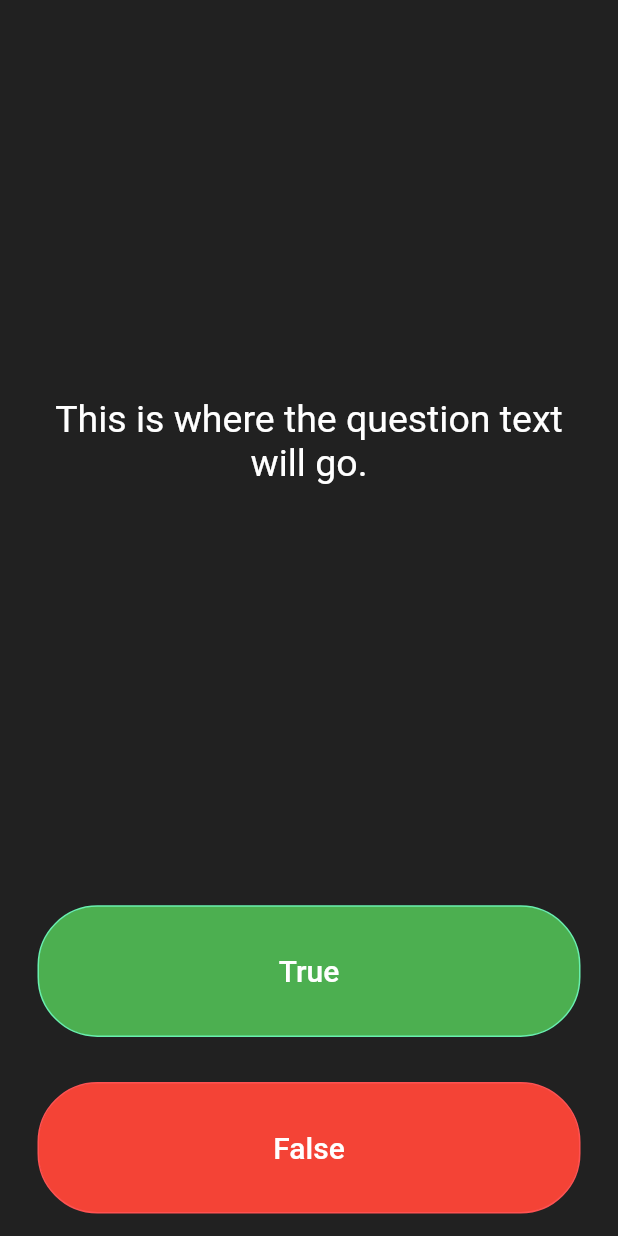
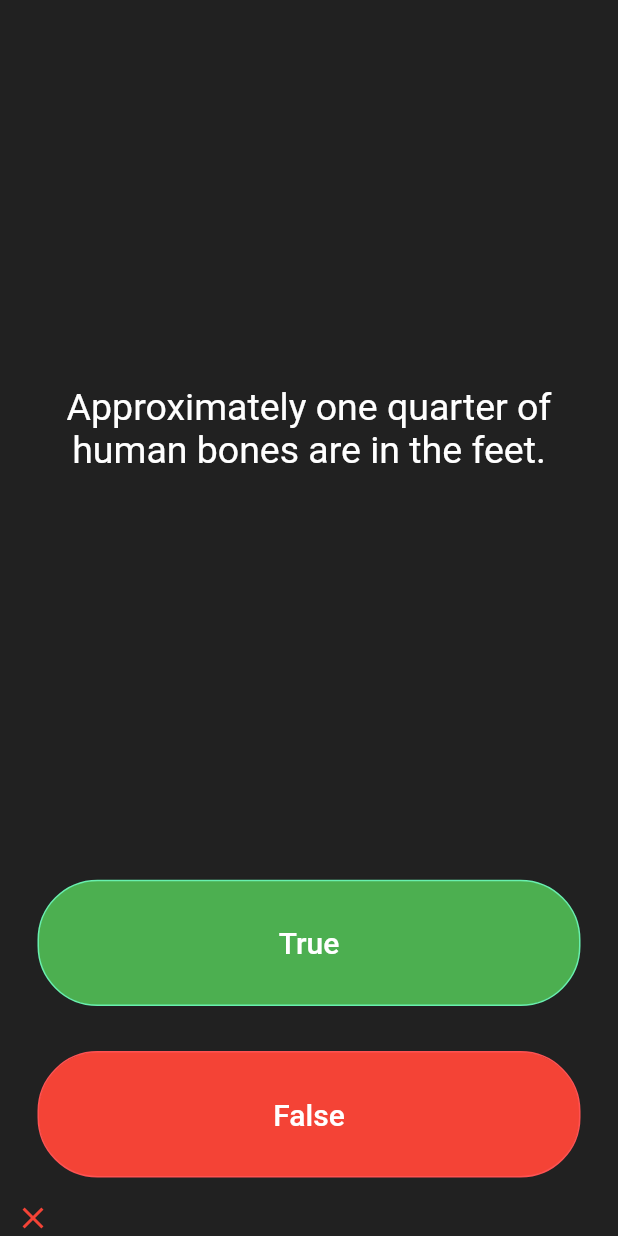
Before and after one commit to tuhinssam/Quizee-flutter-app, a Flutter app: the screen it shows after launch, after a tap on "True", on a phone screen of 412 x 824 dp. Run offline on Flutter 3.47's test engine with Material 2 defaults, Android fonts, the phone set to English and light mode, and no system bars; our stand-ins replace rflutter_alert.

Commit message:
near to complete code

```diff
--- /dev/null
+++ b/lib/Question.dart
@@ -0,0 +1,8 @@
+class Question {
+  String question;
+  bool answer;
+  Question({String q, bool a}) {
+    question = q;
+    answer = a;
+  }
+}
--- a/lib/main.dart
+++ b/lib/main.dart
@@ -1,4 +1,6 @@
 import 'package:flutter/material.dart';
+import 'package:quizzler/Question.dart';
+import 'package:rflutter_alert/rflutter_alert.dart';
 
 void main() => runApp(Quizzler());
 
@@ -25,6 +27,17 @@ class QuizPage extends StatefulWidget {
 }
 
 class _QuizPageState extends State<QuizPage> {
+  List<Icon> scoreKeeper = [];
+  List<Question> questionList = [
+    Question(q: 'You can lead a cow down stairs but not up stairs.', a: false),
+    Question(
+        q: 'Approximately one quarter of human bones are in the feet.',
+        a: true),
+    Question(q: 'A slug\'s blood is green.', a: true)
+  ];
+  int questionNum = 0;
+  int correctAnsNum = 0;
+
   @override
   Widget build(BuildContext context) {
     return Column(
@@ -37,7 +50,9 @@ class _QuizPageState extends State<QuizPage> {
             padding: EdgeInsets.all(10.0),
             child: Center(
               child: Text(
-                'This is where the question text will go.',
+                questionNum > questionList.length - 1
+                    ? questionList[0].question
+                    : questionList[questionNum].question,
                 textAlign: TextAlign.center,
                 style: TextStyle(
                   fontSize: 25.0,
@@ -68,7 +83,31 @@ class _QuizPageState extends State<QuizPage> {
                   ),
                 ),
                 onPressed: () {
-                  //code here
+                  setState(() {
+                    if (questionNum <= questionList.length - 1) {
+                      if (questionList[questionNum].answer == true) {
+                        scoreKeeper.add(Icon(Icons.check, color: Colors.green));
+                        correctAnsNum++;
+                      } else {
+                        scoreKeeper.add(Icon(Icons.close, color: Colors.red));
+                      }
+                      questionNum++;
+                    } else {
+                      int score =
+                          (correctAnsNum * 100 / questionList.length).round();
+                      print(
+                          'You have reached end of the quiz. Your Score: $score%');
+                      Alert(
+                        context: context,
+                        title: "Alert!",
+                        desc:
+                            "You have reached end of the quiz. Your Score: $score%",
+                      ).show();
+                      scoreKeeper = [];
+                      questionNum = 0;
+                      correctAnsNum = 0;
+                    }
+                  });
                 },
               ),
             ),
@@ -95,12 +134,39 @@ class _QuizPageState extends State<QuizPage> {
                   ),
                 ),
                 onPressed: () {
-                  //playMusic(noteNum);
+                  setState(() {
+                    if (questionNum <= questionList.length - 1) {
+                      if (questionList[questionNum].answer == false) {
+                        scoreKeeper.add(Icon(Icons.check, color: Colors.green));
+                        correctAnsNum++;
+                      } else {
+                        scoreKeeper.add(Icon(Icons.close, color: Colors.red));
+                      }
+                      questionNum++;
+                    } else {
+                      int score =
+                          (correctAnsNum * 100 / questionList.length).round();
+                      print(
+                          'You have reached end of the quiz. Your Score: $score%');
+                      Alert(
+                        context: context,
+                        title: "Alert!",
+                        desc:
+                            "You have reached end of the quiz. Your Score: $score%",
+                      ).show();
+                      scoreKeeper = [];
+                      questionNum = 0;
+                      correctAnsNum = 0;
+                    }
+                  });
                 },
               ),
             ),
           ),
         ),
+        Row(
+          children: scoreKeeper,
+        )
         //TODO: Add a Row here as your score keeper
       ],
     );
--- a/pubspec.yaml
+++ b/pubspec.yaml
@@ -19,6 +19,7 @@ dependencies:
   # The following adds the Cupertino Icons font to your application.
   # Use with the CupertinoIcons class for iOS style icons.
   cupertino_icons: ^0.1.2
+  rflutter_alert: ^2.0.2
 
 dev_dependencies:
   flutter_test:
```
